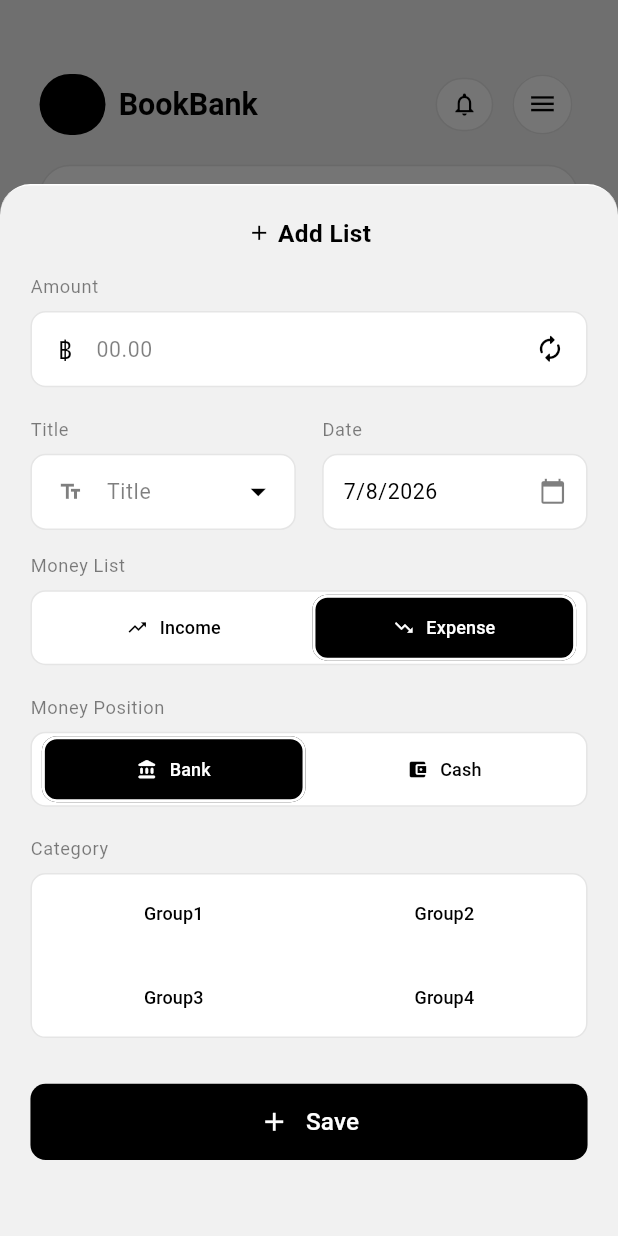
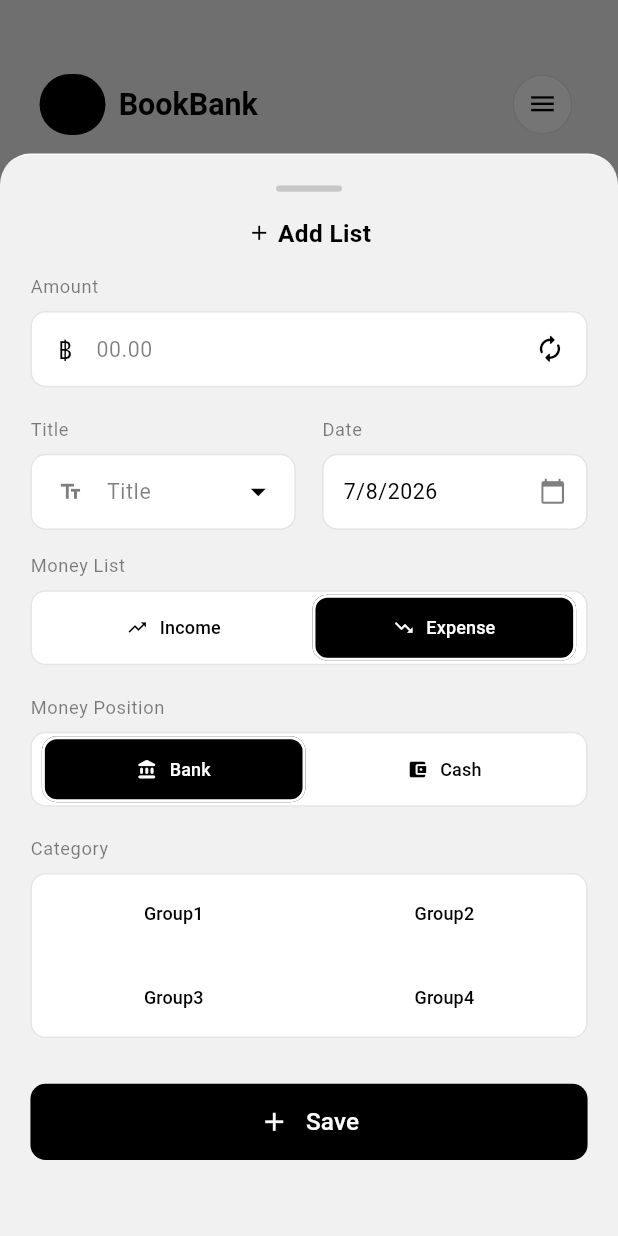
Before and after one commit to indiv-it/bookbank, a Flutter app: the screen it shows after launch, item 3 of the bottom bar chosen, on a phone screen of 412 x 824 dp. Run offline on Flutter 3.47's test engine with Material 3 defaults, Android fonts, the light colour scheme and no system bars; drawn by our look-alikes of fl_chart; our stand-ins replace flutter_screenutil, responsive_framework, shared_preferences, sqflite; accounts and stored records are empty.

Commit message:
Beta-13F/B - complete-1/2

```diff
--- a/lib/Widgets/hearder.dart
+++ b/lib/Widgets/hearder.dart
@@ -34,24 +34,6 @@ class Header extends StatelessWidget {
                 ),
               ],
             ),
-            Row(
-              children: [
-                Container(
-                  width: 35.w,
-                  height: 35.h,
-                  decoration: BoxDecoration(
-                    borderRadius: BorderRadius.circular(20.r),
-                    border: Border.all(color: theme.colorScheme.outline),
-                    color: theme.colorScheme.surface,
-                  ),
-                  child: Icon(
-                    Icons.notifications_none,
-                    color: theme.colorScheme.onSurface,
-                    size: 18.sp,
-                  ),
-                ),
-                SizedBox(width: 8.w),
-
             PopupMenuButton<String>(
               icon: Icon(Icons.menu, size: 20.sp),
               offset: Offset(70.w, 50.h),
@@ -80,10 +62,7 @@ class Header extends StatelessWidget {
                     'switch': true,
                   },
                   {'name': 'Change language', 'icon': Icons.language},
-                      {
-                        'name': 'Change currency',
-                        'icon': Icons.currency_exchange,
-                      },
+                  {'name': 'Change currency', 'icon': Icons.currency_exchange},
                   {'name': 'About', 'icon': Icons.info},
                 ];
                 final selectedItem = menuItems.firstWhere(
@@ -110,10 +89,7 @@ class Header extends StatelessWidget {
                     'switch': true,
                   },
                   {'name': 'Change language', 'icon': Icons.language},
-                      {
-                        'name': 'Change currency',
-                        'icon': Icons.currency_exchange,
-                      },
+                  {'name': 'Change currency', 'icon': Icons.currency_exchange},
                   {'name': 'About', 'icon': Icons.info},
                 ].map((item) {
                   return PopupMenuItem<String>(
@@ -143,17 +119,14 @@ class Header extends StatelessWidget {
                                         themeProvider.toggleTheme();
                                       },
                                       activeThumbColor: Colors.white,
-                                          activeTrackColor:
-                                              const Color.fromARGB(
+                                      activeTrackColor: const Color.fromARGB(
                                         255,
                                         75,
                                         87,
                                         255,
                                       ),
-                                          inactiveThumbColor:
-                                              Colors.grey.shade400,
-                                          inactiveTrackColor:
-                                              Colors.grey.shade200,
+                                      inactiveThumbColor: Colors.grey.shade400,
+                                      inactiveTrackColor: Colors.grey.shade200,
                                     );
                                   },
                                 ),
@@ -170,8 +143,6 @@ class Header extends StatelessWidget {
           ],
         ),
       ],
-        ),
-      ],
     );
   }
 }
--- a/lib/data/database.dart
+++ b/lib/data/database.dart
@@ -97,7 +97,7 @@ class NoteModel {
     required this.content,
     required this.colorValue,
     required this.date,
-    this.category = 'ทั่วไป',
+    this.category = 'General',
     this.isPinned = false,
   });
 
@@ -128,7 +128,7 @@ class NoteModel {
       content: (map['content'] as String?) ?? '',
       colorValue: (map['colorValue'] as int?) ?? 0xFF2196F3,
       date: (map['date'] as String?) ?? '',
-      category: (map['category'] as String?) ?? 'ทั่วไป',
+      category: (map['category'] as String?) ?? 'General',
       isPinned: (map['isPinned'] as int?) == 1,
     );
   }
--- a/lib/data/db_helper.dart
+++ b/lib/data/db_helper.dart
@@ -64,7 +64,7 @@ class DatabaseHelper {
         content TEXT NOT NULL,
         colorValue INTEGER NOT NULL,
         date TEXT NOT NULL,
-        category TEXT NOT NULL DEFAULT 'ทั่วไป',
+        category TEXT NOT NULL DEFAULT 'General',
         isPinned INTEGER NOT NULL DEFAULT 0
       )
     ''');
@@ -102,7 +102,7 @@ class DatabaseHelper {
           content TEXT NOT NULL,
           colorValue INTEGER NOT NULL,
           date TEXT NOT NULL,
-          category TEXT NOT NULL DEFAULT 'ทั่วไป',
+          category TEXT NOT NULL DEFAULT 'General',
           isPinned INTEGER NOT NULL DEFAULT 0
         )
       ''');
--- a/lib/features/add_transaction/add_transaction_screen.dart
+++ b/lib/features/add_transaction/add_transaction_screen.dart
@@ -354,7 +354,8 @@ class _AddTransactionScreenState extends State<AddTransactionScreen> {
                                   widget.existingItem == null
                                       ? 'Added successfully'
                                       : 'Updated successfully',
-                                  style: textTheme.bodySmall?.copyWith(
+                                  style: TextStyle(
+                                    color: AppColors.background,
                                     fontSize: isTablet ? 16.sp : 14.sp,
                                   ),
                                 ),
--- a/lib/features/add_transaction/widgets/header.dart
+++ b/lib/features/add_transaction/widgets/header.dart
@@ -9,8 +9,22 @@ class Header extends StatelessWidget {
   Widget build(BuildContext context) {
     final textTheme = Theme.of(context).textTheme;
     final isTablet = ResponsiveBreakpoints.of(context).isTablet;
+    final theme = Theme.of(context);
 
-    return Row(
+    return Column(
+      children: [
+        Center(
+          child: Container(
+            width: 40.w,
+            height: 4.h,
+            decoration: BoxDecoration(
+              color: theme.colorScheme.onSurfaceVariant.withValues(alpha: 0.8),
+              borderRadius: BorderRadius.circular(2.r),
+            ),
+          ),
+        ),
+        SizedBox(height: 16.h),
+        Row(
           mainAxisAlignment: MainAxisAlignment.center,
           children: [
             Icon(Icons.add, size: 16.sp),
@@ -23,6 +37,8 @@ class Header extends StatelessWidget {
               ),
             ),
           ],
+        ),
+      ],
     );
   }
 }
--- a/lib/features/add_transaction/widgets/title_input.dart
+++ b/lib/features/add_transaction/widgets/title_input.dart
@@ -83,8 +83,8 @@ class TitleInput extends StatelessWidget {
                         'Food',
                         'Transport',
                         'Shopping',
+                        'Entertainment',
                         'Bills',
-                        'Entertainment',
                       ]
                       .map(
                         (item) => PopupMenuItem<String>(
--- a/lib/features/records/widgets/record_widgets.dart
+++ b/lib/features/records/widgets/record_widgets.dart
@@ -126,10 +126,10 @@ Widget buildRecordRow(
                   width: 1,
                 ),
                 color: isIncome
-                    ? AppColors.green.withValues(alpha: 0.2)
+                    ? AppColors.green.withValues(alpha: 0.3)
                     : isTransfer
-                    ? AppColors.amber.withValues(alpha: 0.2)
-                    : AppColors.red.withValues(alpha: 0.2),
+                    ? AppColors.amber.withValues(alpha: 0.3)
+                    : AppColors.red.withValues(alpha: 0.3),
                 borderRadius: BorderRadius.circular(8),
               ),
               child: Icon(
```
Also changed, not shown: lib/features/notebook/noteBook_screen.dart (+59 -13 lines), lib/features/notebook/widgets/note_card.dart (+5 -5 lines), lib/features/notebook/widgets/note_editor_dialog.dart (+41 -6 lines), lib/features/records/utils/record_actions.dart (+14 -7 lines). Lines whose indentation alone changed are shown as unchanged.
